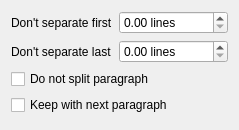
nitramr/scribus-indigo, file scribus/ui/propertywidget_orphansbase.ui: the form before one commit.
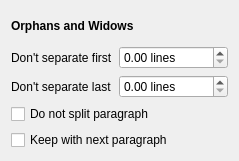
The form after the commit. Custom widgets are drawn as their Qt base class.

The edit to the form file:
```diff
--- a/scribus/ui/propertywidget_orphansbase.ui
+++ b/scribus/ui/propertywidget_orphansbase.ui
@@ -7,20 +7,47 @@
     <x>0</x>
     <y>0</y>
     <width>239</width>
-    <height>130</height>
+    <height>161</height>
    </rect>
   </property>
   <property name="windowTitle">
    <string notr="true">Form</string>
   </property>
   <property name="frameShape">
-   <enum>QFrame::Box</enum>
+   <enum>QFrame::NoFrame</enum>
   </property>
   <property name="lineWidth">
    <number>0</number>
   </property>
   <layout class="QGridLayout" name="gridLayout" columnstretch="0,1">
-   <item row="0" column="0">
+   <item row="2" column="1">
+    <widget class="ScrSpinBox" name="keepLinesEnd">
+     <property name="suffix">
+      <string> lines</string>
+     </property>
+     <property name="maximum">
+      <double>10.000000000000000</double>
+     </property>
+    </widget>
+   </item>
+   <item row="1" column="1">
+    <widget class="ScrSpinBox" name="keepLinesStart">
+     <property name="suffix">
+      <string> lines</string>
+     </property>
+     <property name="maximum">
+      <double>10.000000000000000</double>
+     </property>
+    </widget>
+   </item>
+   <item row="2" column="0">
+    <widget class="QLabel" name="keepLabelEnd">
+     <property name="text">
+      <string>Don't separate last</string>
+     </property>
+    </widget>
+   </item>
+   <item row="1" column="0">
     <widget class="QLabel" name="keepLabelStart">
      <property name="toolTip">
       <string>Ensure that first lines of a paragraph won't end up separated from the rest (known as widow/orphan control)</string>
@@ -30,47 +57,33 @@
      </property>
     </widget>
    </item>
-   <item row="0" column="1">
-    <widget class="ScrSpinBox" name="keepLinesStart">
-     <property name="suffix">
-      <string> lines</string>
-     </property>
-     <property name="maximum">
-      <double>10.000000000000000</double>
-     </property>
-    </widget>
-   </item>
-   <item row="1" column="0">
-    <widget class="QLabel" name="keepLabelEnd">
-     <property name="text">
-      <string>Don't separate last</string>
-     </property>
-    </widget>
-   </item>
-   <item row="1" column="1">
-    <widget class="ScrSpinBox" name="keepLinesEnd">
-     <property name="suffix">
-      <string> lines</string>
-     </property>
-     <property name="maximum">
-      <double>10.000000000000000</double>
-     </property>
-    </widget>
-   </item>
-   <item row="2" column="0" colspan="2">
+   <item row="3" column="0" colspan="2">
     <widget class="QCheckBox" name="keepTogether">
      <property name="text">
       <string>Do not split paragraph</string>
      </property>
     </widget>
    </item>
-   <item row="3" column="0" colspan="2">
+   <item row="4" column="0" colspan="2">
     <widget class="QCheckBox" name="keepWithNext">
      <property name="text">
       <string>Keep with next paragraph</string>
      </property>
     </widget>
    </item>
+   <item row="0" column="0" colspan="2">
+    <widget class="QLabel" name="lblTitle">
+     <property name="font">
+      <font>
+       <weight>75</weight>
+       <bold>true</bold>
+      </font>
+     </property>
+     <property name="text">
+      <string>Orphans and Widows</string>
+     </property>
+    </widget>
+   </item>
   </layout>
  </widget>
  <customwidgets>
```
